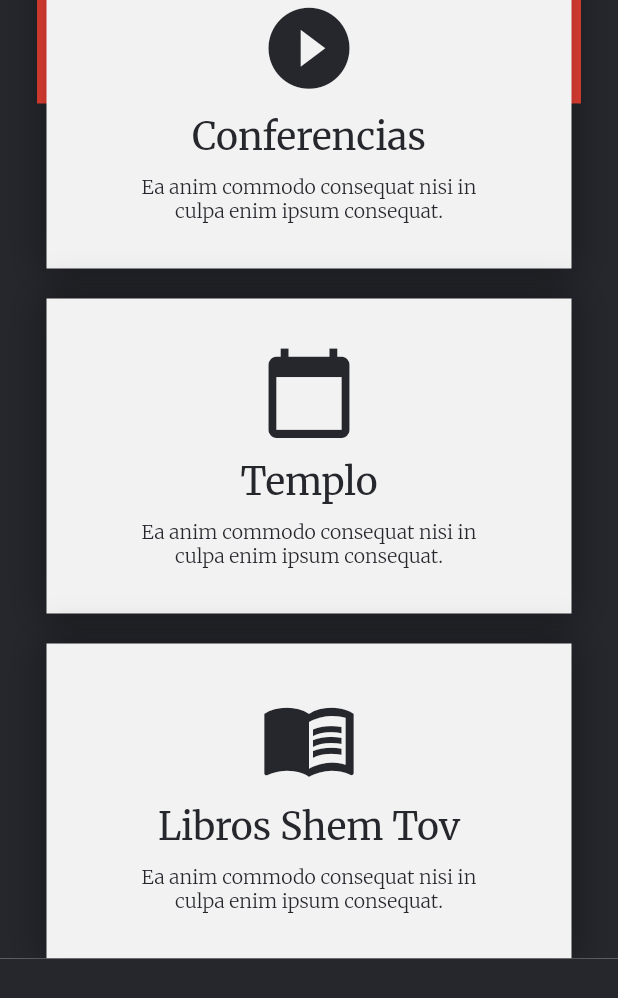
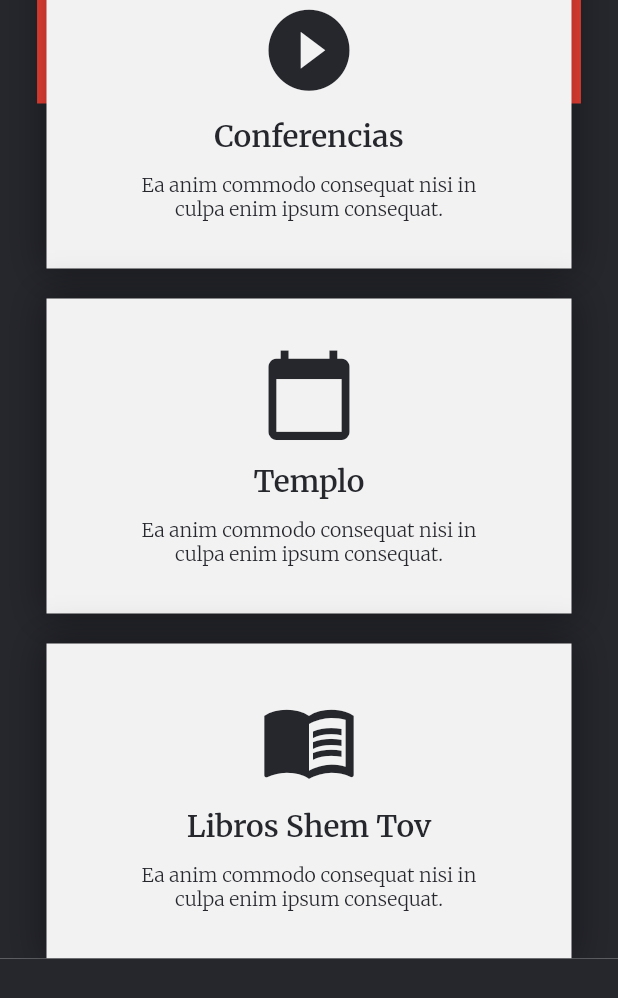
Before and after one commit to or-torah/or-torah-website, a Flutter app: the screen it shows after launch, scrolled down 576 dp, on a phone screen of 412 x 824 dp. Shown: the top 998 px of the screen. Run offline on Flutter 3.47's test engine with Material 2 defaults, Android fonts, the light colour scheme and no system bars; drawn by our look-alikes of carousel_slider; our stand-ins replace go_router, google_fonts.

Commit message:
buttons finish

```diff
--- a/lib/pages/home/buttons/button.dart
+++ b/lib/pages/home/buttons/button.dart
@@ -1,6 +1,7 @@
 import 'package:flutter/material.dart';
-import 'package:google_fonts/google_fonts.dart';
 import 'package:or_torah_website/themes/app_theme.dart';
+
+import 'button_content.dart';
 
 class Button extends StatelessWidget {
   final IconData icon;
@@ -31,46 +32,10 @@ class Button extends StatelessWidget {
             )
           ],
         ),
-        child: Center(
-          child: Padding(
-            padding: const EdgeInsets.symmetric(vertical: 20),
-            child: Column(
-              crossAxisAlignment: CrossAxisAlignment.center,
-              mainAxisAlignment: MainAxisAlignment.spaceEvenly,
-              children: [
-                Icon(
-                  icon,
-                  color: AppTheme.primary,
-                  size: 65,
-                ),
-
-                //?
-                DefaultTextStyle(
-                  style: GoogleFonts.merriweather(
-                    fontSize: 25,
-                    color: AppTheme.primary,
-                  ),
-                  child: Text(
-                    title,
-                  ),
-                ),
-                Padding(
-                  padding: const EdgeInsets.symmetric(horizontal: 50),
-                  child: DefaultTextStyle(
-                    style: GoogleFonts.merriweather(
-                      fontSize: 13,
-                      color: AppTheme.primary,
-                      fontWeight: FontWeight.w300,
-                    ),
-                    child: Text(
-                      description,
-                      textAlign: TextAlign.center,
-                    ),
-                  ),
-                ),
-              ],
-            ),
-          ),
+        child: ButtonContent(
+          icon: icon,
+          title: title,
+          description: description,
         ),
       ),
     );
--- /dev/null
+++ b/lib/pages/home/buttons/button_content.dart
@@ -0,0 +1,40 @@
+import 'package:flutter/material.dart';
+import 'package:or_torah_website/themes/app_theme.dart';
+
+import 'button_description.dart';
+import 'button_title.dart';
+
+class ButtonContent extends StatelessWidget {
+  const ButtonContent({
+    super.key,
+    required this.icon,
+    required this.title,
+    required this.description,
+  });
+
+  final IconData icon;
+  final String title;
+  final String description;
+
+  @override
+  Widget build(BuildContext context) {
+    return Center(
+      child: Padding(
+        padding: const EdgeInsets.symmetric(vertical: 20),
+        child: Column(
+          crossAxisAlignment: CrossAxisAlignment.center,
+          mainAxisAlignment: MainAxisAlignment.spaceEvenly,
+          children: [
+            Icon(
+              icon,
+              color: AppTheme.primary,
+              size: 65,
+            ),
+            ButtonTitle(title: title),
+            ButtonDescription(description: description),
+          ],
+        ),
+      ),
+    );
+  }
+}
--- /dev/null
+++ b/lib/pages/home/buttons/button_description.dart
@@ -0,0 +1,26 @@
+import 'package:flutter/material.dart';
+import 'package:or_torah_website/themes/app_theme.dart';
+
+class ButtonDescription extends StatelessWidget {
+  const ButtonDescription({
+    super.key,
+    required this.description,
+  });
+
+  final String description;
+
+  @override
+  Widget build(BuildContext context) {
+    return Padding(
+      padding: const EdgeInsets.symmetric(horizontal: 50),
+      child: Text(
+        description,
+        textAlign: TextAlign.center,
+        style: AppTheme.font.copyWith(
+          fontSize: 13,
+          fontWeight: FontWeight.w300,
+        ),
+      ),
+    );
+  }
+}
--- /dev/null
+++ b/lib/pages/home/buttons/button_title.dart
@@ -0,0 +1,22 @@
+import 'package:flutter/material.dart';
+import 'package:or_torah_website/themes/app_theme.dart';
+
+class ButtonTitle extends StatelessWidget {
+  const ButtonTitle({
+    super.key,
+    required this.title,
+  });
+
+  final String title;
+
+  @override
+  Widget build(BuildContext context) {
+    return Text(
+      title,
+      style: AppTheme.font.copyWith(
+        fontSize: 20,
+        fontWeight: FontWeight.w600,
+      ),
+    );
+  }
+}
--- a/lib/pages/home/buttons/buttons.dart
+++ b/lib/pages/home/buttons/buttons.dart
@@ -11,11 +11,11 @@ class Buttons extends StatelessWidget {
       width: double.infinity,
       child: Padding(
         padding: EdgeInsets.only(top: topOffset),
-        child: Wrap(
+        child: const Wrap(
           alignment: WrapAlignment.center,
           spacing: 40,
           runSpacing: 20,
-          children: const [
+          children: [
             Button(
               icon: Icons.play_circle_fill,
               title: 'Conferencias',
--- a/lib/themes/app_theme.dart
+++ b/lib/themes/app_theme.dart
@@ -1,7 +1,11 @@
-import 'dart:ui';
+import 'package:flutter/material.dart';
+import 'package:google_fonts/google_fonts.dart';
 
 class AppTheme {
   static Color primary = const Color(0xff26272D);
   static Color secondary = const Color(0xffF2F2F2);
-  //static TextStyle style = GoogleFonts.merriweather();
+  static TextStyle font = GoogleFonts.merriweather(
+    color: primary,
+    fontSize: 16,
+  );
 }
--- a/lib/widgets/page_frame.dart
+++ b/lib/widgets/page_frame.dart
@@ -1,4 +1,5 @@
 import 'package:flutter/material.dart';
+import 'package:or_torah_website/themes/app_theme.dart';
 
 import 'footer.dart';
 import 'header.dart';
@@ -9,12 +10,15 @@ class PageFrame extends StatelessWidget {
 
   @override
   Widget build(BuildContext context) {
-    return SingleChildScrollView(
-      child: Container(
-        constraints: BoxConstraints(
-          minHeight: MediaQuery.of(context).size.height,
+    return DefaultTextStyle(
+      style: AppTheme.font,
+      child: SingleChildScrollView(
+        child: Container(
+          constraints: BoxConstraints(
+            minHeight: MediaQuery.of(context).size.height,
+          ),
+          child: Column(children: [const Header(), page, const Footer()]),
         ),
-        child: Column(children: [const Header(), page, const Footer()]),
       ),
     );
   }
```
Also changed, not shown: pubspec.lock.
